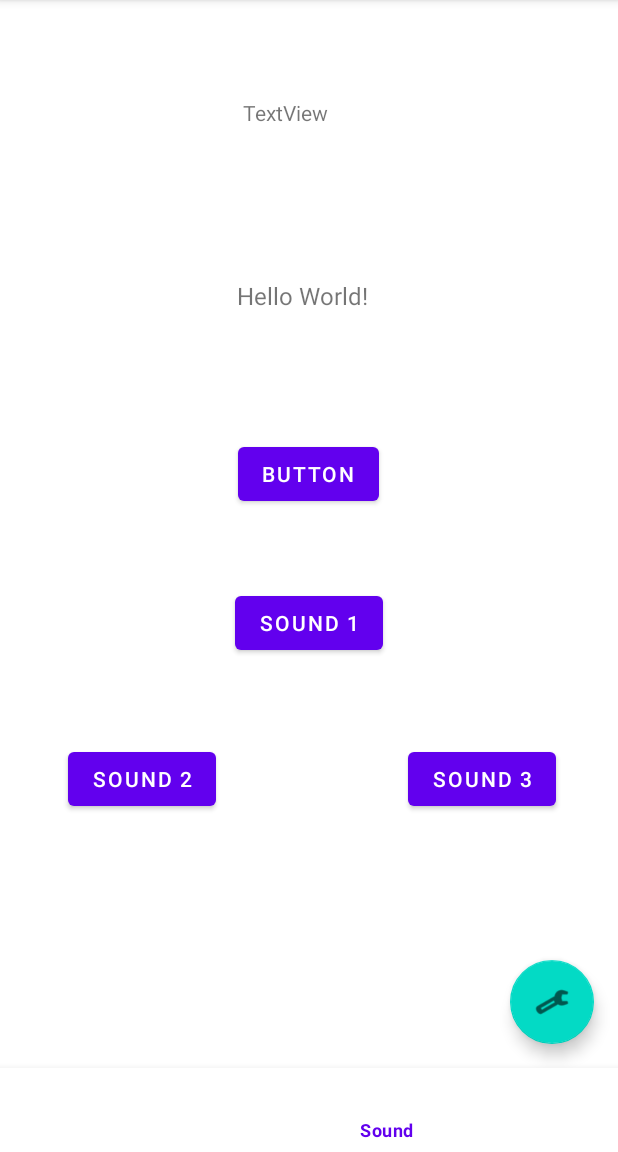
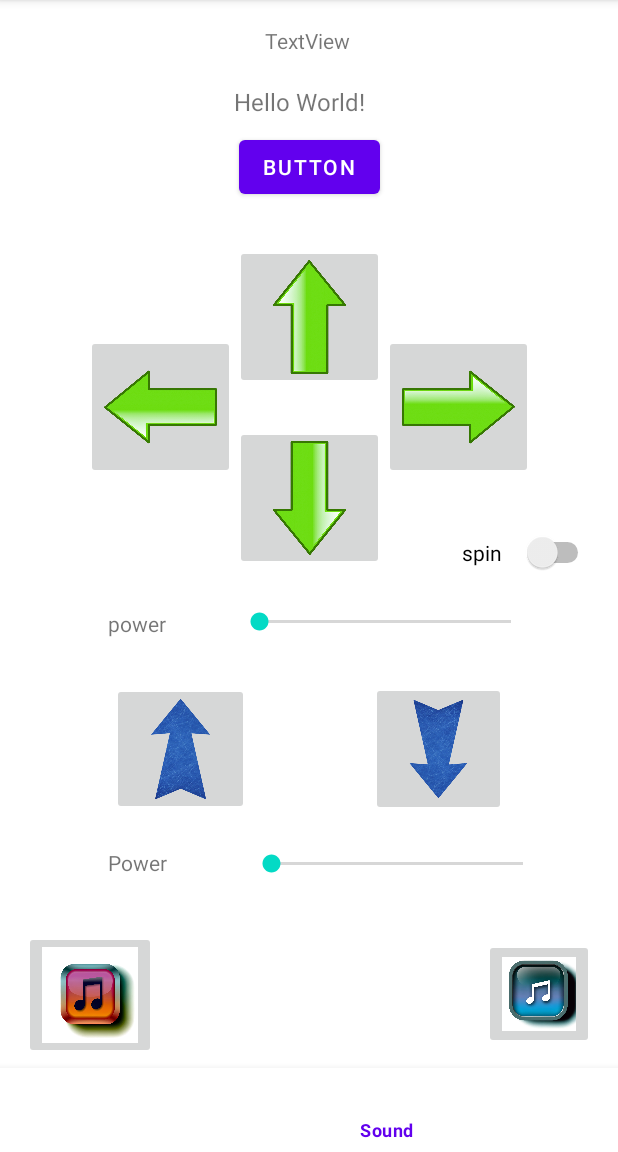
Before and after one commit to rhulucas/ev301, an Android app: the screen it shows after launch (MainActivity), item 3 of the bottom bar chosen, on a phone screen of 412 x 824 dp, the part 84-1236 px from its top. Run offline under Robolectric (Android 15) with nearby library versions, the phone set to English and light mode, and no system bars.

Commit message:
Add move fragment layout UI

```diff
--- a/A000-sound/app/src/main/res/layout/fragment_move.xml
+++ b/A000-sound/app/src/main/res/layout/fragment_move.xml
@@ -13,34 +13,22 @@
         android:text="Hello World!"
         android:textSize="16sp"
         app:layout_constraintBottom_toBottomOf="parent"
-        app:layout_constraintHorizontal_bias="0.486"
+        app:layout_constraintHorizontal_bias="0.481"
         app:layout_constraintLeft_toLeftOf="parent"
         app:layout_constraintRight_toRightOf="parent"
         app:layout_constraintTop_toTopOf="parent"
-        app:layout_constraintVertical_bias="0.27" />
+        app:layout_constraintVertical_bias="0.082" />
 
     <Button
-        android:id="@+id/button"
+        android:id="@+id/vv_button"
         android:layout_width="wrap_content"
         android:layout_height="wrap_content"
         android:text="Button"
         app:layout_constraintBottom_toBottomOf="parent"
         app:layout_constraintEnd_toEndOf="parent"
-        app:layout_constraintHorizontal_bias="0.498"
         app:layout_constraintStart_toStartOf="parent"
-        app:layout_constraintTop_toBottomOf="@+id/vv_tvOut2"
-        app:layout_constraintVertical_bias="0.184" />
-
-    <com.google.android.material.floatingactionbutton.FloatingActionButton
-        android:id="@+id/floatingActionButton"
-        android:layout_width="wrap_content"
-        android:layout_height="wrap_content"
-        android:layout_marginEnd="16dp"
-        android:layout_marginBottom="16dp"
-        android:clickable="true"
-        app:layout_constraintBottom_toBottomOf="parent"
-        app:layout_constraintEnd_toEndOf="parent"
-        app:srcCompat="@android:drawable/ic_menu_manage" />
+        app:layout_constraintTop_toTopOf="parent"
+        app:layout_constraintVertical_bias="0.132" />
 
     <TextView
         android:id="@+id/vv_tvOut1"
@@ -49,48 +37,178 @@
         android:text="TextView"
         app:layout_constraintBottom_toTopOf="@+id/vv_tvOut2"
         app:layout_constraintEnd_toEndOf="parent"
-        app:layout_constraintHorizontal_bias="0.456"
+        app:layout_constraintHorizontal_bias="0.498"
         app:layout_constraintStart_toStartOf="parent"
         app:layout_constraintTop_toTopOf="parent"
-        app:layout_constraintVertical_bias="0.393" />
+        app:layout_constraintVertical_bias="0.463" />
 
-    <Button
-        android:id="@+id/buttonSound1"
-        android:layout_width="wrap_content"
-        android:layout_height="wrap_content"
-        android:onClick="onSound1Click"
-        android:text="Sound 1"
+    <ImageButton
+        android:id="@+id/vv_down1"
+        android:layout_width="90dp"
+        android:layout_height="89dp"
+        android:layout_marginStart="3dp"
+        android:scaleType="fitCenter"
+        android:src="@drawable/bluedown"
         app:layout_constraintBottom_toBottomOf="parent"
         app:layout_constraintEnd_toEndOf="parent"
-        app:layout_constraintStart_toStartOf="parent"
-        app:layout_constraintTop_toBottomOf="@+id/button"
-        app:layout_constraintVertical_bias="0.158" />
+        app:layout_constraintHorizontal_bias="0.339"
+        app:layout_constraintStart_toEndOf="@+id/vv_up1"
+        app:layout_constraintTop_toTopOf="parent"
+        app:layout_constraintVertical_bias="0.73" />
 
-    <Button
-        android:id="@+id/buttonSound2"
-        android:layout_width="wrap_content"
-        android:layout_height="wrap_content"
-        android:onClick="onSound2Click"
-        android:text="Sound 2"
+    <SeekBar
+        android:id="@+id/vv_slider"
+        android:layout_width="200dp"
+        android:layout_height="20dp"
         app:layout_constraintBottom_toBottomOf="parent"
         app:layout_constraintEnd_toEndOf="parent"
-        app:layout_constraintHorizontal_bias="0.144"
+        app:layout_constraintHorizontal_bias="0.74"
         app:layout_constraintStart_toStartOf="parent"
         app:layout_constraintTop_toTopOf="parent"
-        app:layout_constraintVertical_bias="0.746" />
+        app:layout_constraintVertical_bias="0.585" />
 
-    <Button
-        android:id="@+id/buttonSound3"
-        android:layout_width="wrap_content"
-        android:layout_height="wrap_content"
-        android:onClick="onSound3Click"
-        android:text="Sound 3"
+    <TextView
+        android:id="@+id/vv_text2"
+        android:layout_width="73dp"
+        android:layout_height="24dp"
+        android:text="Power"
+        android:textSize="14sp"
         app:layout_constraintBottom_toBottomOf="parent"
         app:layout_constraintEnd_toEndOf="parent"
-        app:layout_constraintHorizontal_bias="0.868"
+        app:layout_constraintHorizontal_bias="0.212"
         app:layout_constraintStart_toStartOf="parent"
         app:layout_constraintTop_toTopOf="parent"
-        app:layout_constraintVertical_bias="0.746" />
+        app:layout_constraintVertical_bias="0.822" />
+
+    <SeekBar
+        android:id="@+id/vv_slider2"
+        android:layout_width="200dp"
+        android:layout_height="wrap_content"
+        app:layout_constraintBottom_toBottomOf="parent"
+        app:layout_constraintEnd_toEndOf="parent"
+        app:layout_constraintHorizontal_bias="0.778"
+        app:layout_constraintStart_toStartOf="parent"
+        app:layout_constraintTop_toTopOf="parent"
+        app:layout_constraintVertical_bias="0.817" />
+
+    <TextView
+        android:id="@+id/vv_text"
+        android:layout_width="66dp"
+        android:layout_height="25dp"
+        android:text="power"
+        app:layout_constraintBottom_toBottomOf="parent"
+        app:layout_constraintEnd_toEndOf="parent"
+        app:layout_constraintHorizontal_bias="0.208"
+        app:layout_constraintStart_toStartOf="parent"
+        app:layout_constraintTop_toTopOf="parent"
+        app:layout_constraintVertical_bias="0.591" />
+
+    <ImageButton
+        android:id="@+id/vv_up1"
+        android:layout_width="91dp"
+        android:layout_height="88dp"
+        android:layout_marginEnd="3dp"
+        android:scaleType="fitCenter"
+        android:src="@drawable/blueup"
+        app:layout_constraintBottom_toBottomOf="parent"
+        app:layout_constraintEnd_toStartOf="@+id/vv_down1"
+        app:layout_constraintStart_toStartOf="parent"
+        app:layout_constraintTop_toTopOf="parent"
+        app:layout_constraintVertical_bias="0.73" />
+
+    <ImageButton
+        android:id="@+id/vv_forward"
+        android:layout_width="99dp"
+        android:layout_height="96dp"
+        android:layout_marginBottom="5dp"
+        android:scaleType="fitCenter"
+        android:src="@drawable/greenup"
+
+        app:layout_constraintBottom_toTopOf="@+id/vv_backward"
+        app:layout_constraintEnd_toEndOf="parent"
+        app:layout_constraintHorizontal_bias="0.501"
+        app:layout_constraintStart_toStartOf="parent"
+        app:layout_constraintTop_toTopOf="parent"
+        app:layout_constraintVertical_bias="0.895" />
+
+    <ImageButton
+        android:id="@+id/vv_leftway"
+        android:layout_width="99dp"
+        android:layout_height="96dp"
+        android:layout_marginStart="70dp"
+        android:scaleType="fitCenter"
+        android:src="@drawable/greenleft"
+        app:layout_constraintBottom_toBottomOf="parent"
+        app:layout_constraintEnd_toStartOf="@+id/vv_backward"
+        app:layout_constraintHorizontal_bias="0.788"
+        app:layout_constraintStart_toStartOf="parent"
+        app:layout_constraintTop_toTopOf="parent"
+        app:layout_constraintVertical_bias="0.363" />
+
+    <ImageButton
+        android:id="@+id/vv_rightway"
+        android:layout_width="99dp"
+        android:layout_height="96dp"
+        android:layout_marginEnd="70dp"
+        android:scaleType="fitCenter"
+        android:src="@drawable/greenright"
+        app:layout_constraintBottom_toBottomOf="parent"
+        app:layout_constraintEnd_toEndOf="parent"
+        app:layout_constraintHorizontal_bias="0.122"
+        app:layout_constraintStart_toEndOf="@+id/vv_backward"
+        app:layout_constraintTop_toTopOf="parent"
+        app:layout_constraintVertical_bias="0.363" />
+
+    <ImageButton
+        android:id="@+id/vv_backward"
+        android:layout_width="99dp"
+        android:layout_height="96dp"
+        android:scaleType="fitCenter"
+        android:src="@drawable/greendown"
+        app:layout_constraintBottom_toBottomOf="parent"
+        app:layout_constraintEnd_toStartOf="@+id/vv_rightway"
+        app:layout_constraintStart_toEndOf="@+id/vv_leftway"
+        app:layout_constraintTop_toTopOf="parent"
+        app:layout_constraintVertical_bias="0.461" />
+
+    <Switch
+        android:id="@+id/vv_switch"
+        android:layout_width="88dp"
+        android:layout_height="38dp"
+        android:text="spin"
+        app:layout_constraintBottom_toBottomOf="parent"
+        app:layout_constraintEnd_toEndOf="parent"
+        app:layout_constraintHorizontal_bias="0.95"
+        app:layout_constraintStart_toStartOf="parent"
+        app:layout_constraintTop_toTopOf="parent"
+        app:layout_constraintVertical_bias="0.518" />
 
 
+
+    <ImageButton
+        android:id="@+id/vv_preTune"
+        android:layout_width="73dp"
+        android:layout_height="73dp"
+        android:scaleType="fitCenter"
+        android:src="@drawable/tune"
+        app:layout_constraintBottom_toBottomOf="parent"
+        app:layout_constraintEnd_toEndOf="parent"
+        app:layout_constraintHorizontal_bias="0.952"
+        app:layout_constraintStart_toStartOf="parent"
+        app:layout_constraintTop_toTopOf="parent"
+        app:layout_constraintVertical_bias="0.98" />
+
+    <ImageButton
+        android:id="@+id/vv_builtInSound"
+        android:layout_width="88dp"
+        android:layout_height="85dp"
+        android:scaleType="fitCenter"
+        android:src="@drawable/sound"
+        app:layout_constraintBottom_toBottomOf="parent"
+        app:layout_constraintEnd_toEndOf="parent"
+        app:layout_constraintHorizontal_bias="0.049"
+        app:layout_constraintStart_toStartOf="parent"
+        app:layout_constraintTop_toTopOf="parent"
+        app:layout_constraintVertical_bias="0.99" />
+
 </androidx.constraintlayout.widget.ConstraintLayout>
```
Also changed, not shown: A000-sound/app/src/main/res/drawable/sound.png (added), A000-sound/app/src/main/res/drawable/tune.png (added).
